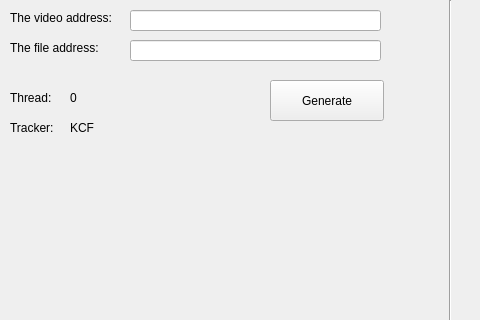
Above: Interface/dum.ui from Tian99/Robust-eye-gaze-tracker before the change; both pictures show x 0 to 480 and y 0 to 320 of the 896 by 573 pixel window. Below: the same form after it.
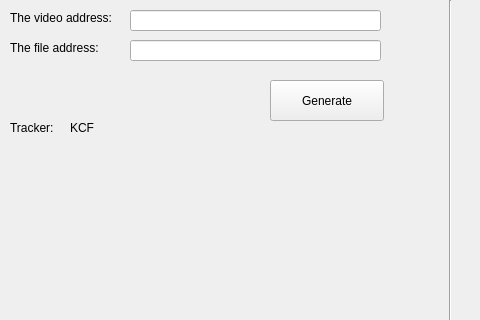
That is the form after the change.

Diff of the .ui file:
```diff
--- a/Interface/dum.ui
+++ b/Interface/dum.ui
@@ -194,32 +194,6 @@
      <string>Stop Thread</string>
     </property>
    </widget>
-   <widget class="QLabel" name="label_5">
-    <property name="geometry">
-     <rect>
-      <x>10</x>
-      <y>90</y>
-      <width>59</width>
-      <height>16</height>
-     </rect>
-    </property>
-    <property name="text">
-     <string>Thread:</string>
-    </property>
-   </widget>
-   <widget class="QLabel" name="label_6">
-    <property name="geometry">
-     <rect>
-      <x>70</x>
-      <y>90</y>
-      <width>59</width>
-      <height>16</height>
-     </rect>
-    </property>
-    <property name="text">
-     <string>0</string>
-    </property>
-   </widget>
    <widget class="QLabel" name="label_7">
     <property name="geometry">
      <rect>
```
